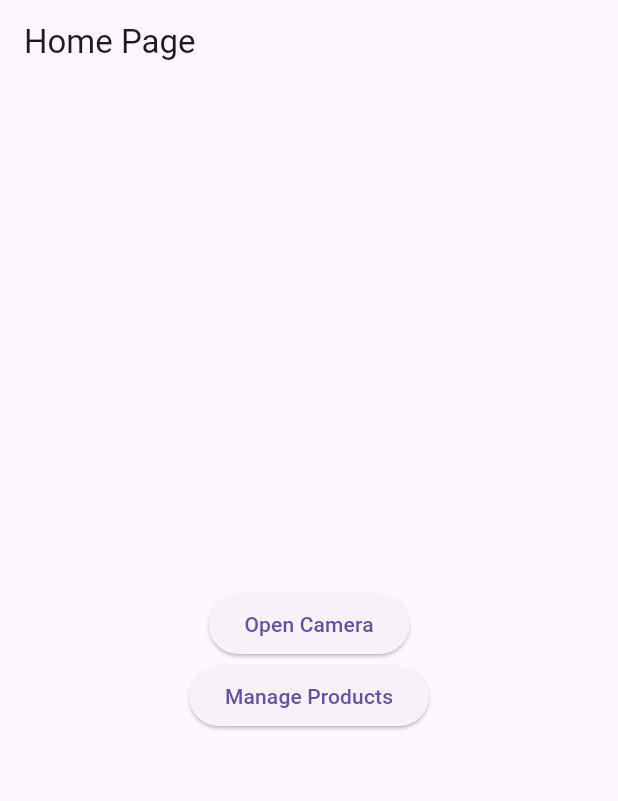
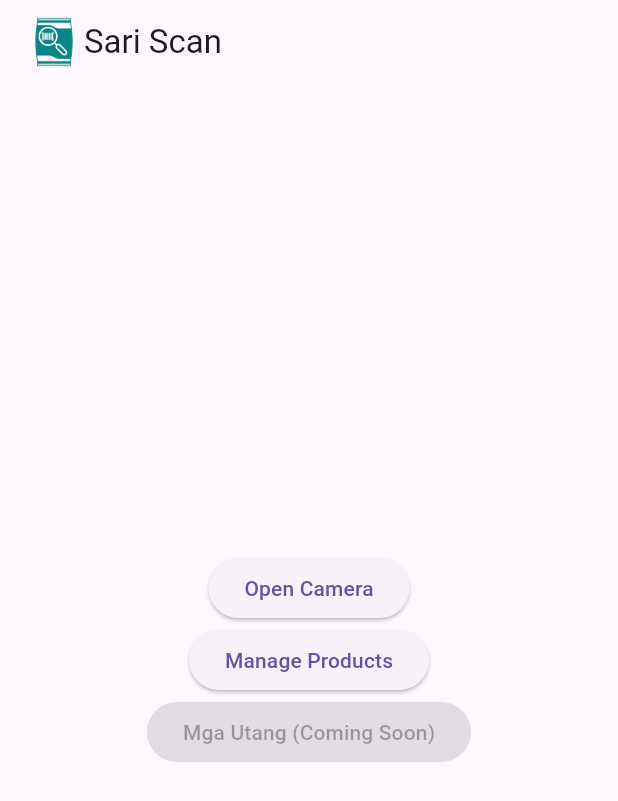
Before and after one commit to jedymatt/sari_sari_store_price_scanner, a Flutter app: the screen it shows after launch, on a phone screen of 412 x 824 dp. Shown: the top 801 px of the screen. Run offline on Flutter 3.47's test engine with Material 3 defaults, Android fonts, the phone set to English and light mode, and no system bars; missing offline and left inert: mobile_scanner.

Commit message:
Update home_page.dart

```diff
--- a/lib/home_page.dart
+++ b/lib/home_page.dart
@@ -9,7 +9,16 @@ class HomePage extends StatelessWidget {
   Widget build(BuildContext context) {
     return Scaffold(
       appBar: AppBar(
-        title: const Text('Home Page'),
+        title: Row(
+          children: [
+            Image.asset(
+              'assets/icon-transparent.png',
+              width: 40,
+              height: 40,
+            ),
+            const Text('Sari Scan'),
+          ],
+        ),
       ),
       body: Center(
         child: Column(
@@ -36,6 +45,10 @@ class HomePage extends StatelessWidget {
                 );
               },
             ),
+            const ElevatedButton(
+              onPressed: null,
+              child: Text('Mga Utang (Coming Soon)'),
+            ),
           ],
         ),
       ),
```
